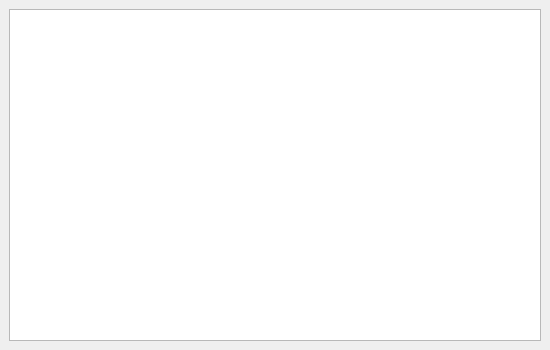
Above: rqt_monitor/resource/mainwindow.ui from sonia-auv/ros2_rqt_sonia_plugins before the change. Below: the same form after it.
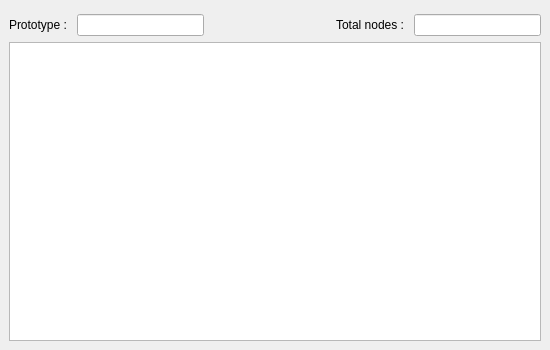
That is the form after the change.

```diff
--- a/rqt_monitor/resource/mainwindow.ui
+++ b/rqt_monitor/resource/mainwindow.ui
@@ -32,21 +32,106 @@
    <bool>false</bool>
   </property>
   <widget class="QWidget" name="centralwidget">
-   <layout class="QGridLayout" name="horizontalLayout">
-    <item row="0" column="0">
+   <layout class="QVBoxLayout" name="verticalLayout">
+    <item>
+     <layout class="QVBoxLayout" name="verticalLayout_2"/>
+    </item>
+    <item>
+     <spacer name="verticalSpacer">
+      <property name="orientation">
+       <enum>Qt::Vertical</enum>
+      </property>
+      <property name="sizeType">
+       <enum>QSizePolicy::Fixed</enum>
+      </property>
+      <property name="sizeHint" stdset="0">
+       <size>
+        <width>20</width>
+        <height>5</height>
+       </size>
+      </property>
+     </spacer>
+    </item>
+    <item>
+     <layout class="QHBoxLayout" name="horizontalLayout">
+      <item>
+       <widget class="QLabel" name="systemID">
+        <property name="text">
+         <string>Prototype : </string>
+        </property>
+       </widget>
+      </item>
+      <item>
+       <widget class="QLineEdit" name="auvName">
+        <property name="mouseTracking">
+         <bool>false</bool>
+        </property>
+        <property name="focusPolicy">
+         <enum>Qt::NoFocus</enum>
+        </property>
+        <property name="alignment">
+         <set>Qt::AlignCenter</set>
+        </property>
+        <property name="readOnly">
+         <bool>true</bool>
+        </property>
+       </widget>
+      </item>
+      <item>
+       <spacer name="horizontalSpacer">
+        <property name="orientation">
+         <enum>Qt::Horizontal</enum>
+        </property>
+        <property name="sizeHint" stdset="0">
+         <size>
+          <width>40</width>
+          <height>20</height>
+         </size>
+        </property>
+       </spacer>
+      </item>
+      <item>
+       <widget class="QLabel" name="countLabel">
+        <property name="text">
+         <string>Total nodes : </string>
+        </property>
+       </widget>
+      </item>
+      <item>
+       <widget class="QLineEdit" name="nodeCounter">
+        <property name="mouseTracking">
+         <bool>false</bool>
+        </property>
+        <property name="focusPolicy">
+         <enum>Qt::NoFocus</enum>
+        </property>
+        <property name="alignment">
+         <set>Qt::AlignCenter</set>
+        </property>
+        <property name="readOnly">
+         <bool>true</bool>
+        </property>
+       </widget>
+      </item>
+     </layout>
+    </item>
+    <item>
      <widget class="QTableView" name="monitorTable">
-        <property name="focusPolicy">
-            <enum>Qt::NoFocus</enum>
-        </property>
-        <property name="selectionMode">
-            <enum>QAbstractItemView::NoSelection</enum>
-        </property>
-        <property name="editTriggers">
-            <set>QAbstractItemView::NoEditTriggers</set>
-        </property>
-        <property name="dragEnabled">
-            <bool>false</bool>
-        </property>
+      <property name="focusPolicy">
+       <enum>Qt::NoFocus</enum>
+      </property>
+      <property name="editTriggers">
+       <set>QAbstractItemView::NoEditTriggers</set>
+      </property>
+      <property name="dragEnabled">
+       <bool>false</bool>
+      </property>
+      <property name="selectionMode">
+       <enum>QAbstractItemView::NoSelection</enum>
+      </property>
+      <attribute name="verticalHeaderVisible">
+       <bool>false</bool>
+      </attribute>
      </widget>
     </item>
    </layout>
```
